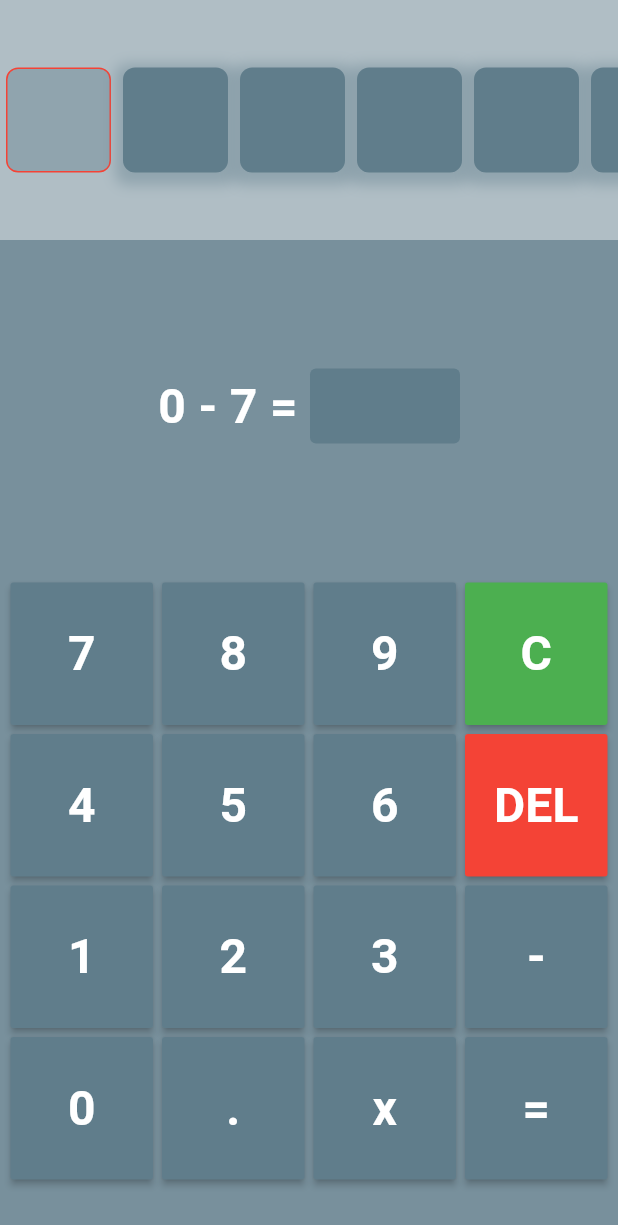
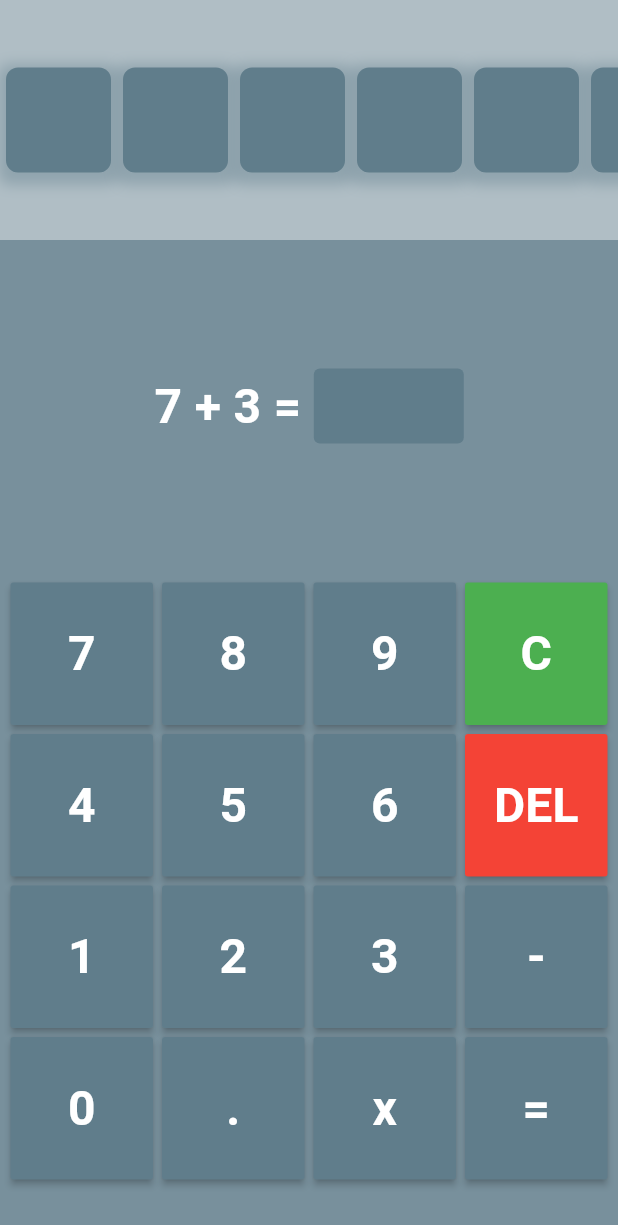
Before and after one commit to igregorioneto/FlutterProjects, a Flutter app: the screen it shows after launch, on a phone screen of 412 x 824 dp. Shown: the top 1225 px of the screen. Run offline on Flutter 3.47's test engine with Material 3 defaults, Android fonts, the phone set to English and light mode, and no system bars; our stand-ins replace animate_do, bloc, carousel_slider, fl_chart, flutter_bloc, flutter_slidable and 8 more; missing offline and left inert: dart:ffi; accounts and stored records are empty.

Commit message:
feat: provider levels game

```diff
--- a/math_game/lib/app/app.dart
+++ b/math_game/lib/app/app.dart
@@ -1,14 +1,23 @@
 import 'package:flutter/material.dart';
 import 'package:math_game/app/pages/home_page.dart';
+import 'package:math_game/app/provider/game_provider.dart';
+import 'package:provider/provider.dart';
 
 class MyApp extends StatelessWidget {
   const MyApp({super.key});
 
   @override
   Widget build(BuildContext context) {
-    return MaterialApp(
-      debugShowCheckedModeBanner: false,
-      home: HomePage(),
+    return ChangeNotifierProvider(
+      create: (context) => GameProvider(),
+      child: Consumer<GameProvider>(
+        builder: (context, value, child) {
+          return MaterialApp(
+            debugShowCheckedModeBanner: false,
+            home: HomePage(),
+          );
+        },
+      ),
     );
   }
 }
--- /dev/null
+++ b/math_game/lib/app/models/level_model.dart
@@ -0,0 +1,14 @@
+class LevelModel {
+  //7, 3, '+', false
+  int numberA;
+  int numberB;
+  String operation;
+  bool nextLevel;
+
+  LevelModel({
+    required this.numberA,
+    required this.numberB,
+    required this.operation,
+    required this.nextLevel,
+  });
+}
--- a/math_game/lib/app/pages/home_page.dart
+++ b/math_game/lib/app/pages/home_page.dart
@@ -1,9 +1,11 @@
 import 'dart:math';
 
 import 'package:flutter/material.dart';
+import 'package:math_game/app/provider/game_provider.dart';
 import 'package:math_game/app/util/constants.dart';
 import 'package:math_game/app/widgets/my_button.dart';
 import 'package:math_game/app/widgets/result_message.dart';
+import 'package:provider/provider.dart';
 
 class HomePage extends StatefulWidget {
   const HomePage({super.key});
@@ -22,8 +24,8 @@ class _HomePageState extends State<HomePage> {
 
   @override
   void initState() {
-    numberA = randomNumber.nextInt(10);
-    numberB = randomNumber.nextInt(10);
+    // numberA = randomNumber.nextInt(10);
+    // numberB = randomNumber.nextInt(10);
   }
 
   final numberPad = [
@@ -45,29 +47,6 @@ class _HomePageState extends State<HomePage> {
     '=',
   ];
 
-  final levelsPad = [
-    [7, 3, '+', true],
-    [5, 2, '-', false],
-    [4, 6, '*', false],
-    [8, 2, '/', false],
-    [9, 4, '+', false],
-    [12, 4, '/', false],
-    [3, 2, '*', false],
-    [10, 5, '-', false],
-    [15, 3, '*', false],
-    [18, 6, '/', false],
-    [7, 4, '+', false],
-    [11, 2, '-', false],
-    [6, 2, '*', false],
-    [25, 5, '/', false],
-    [14, 7, '*', false],
-    [21, 3, '-', false],
-    [16, 4, '+', false],
-    [27, 9, '/', false],
-    [8, 4, '*', false],
-    [12, 3, '-', false],
-  ];
-
   void buttonTapped(String button) {
     setState(() {
       if (button == '=') {
@@ -85,7 +64,8 @@ class _HomePageState extends State<HomePage> {
   }
 
   void checkResult() {
-    if (numberA + numberB == int.parse(userResponse)) {
+    if (resultOperation(numberA, numberB, operation) ==
+        int.parse(userResponse)) {
       showDialog(
         context: context,
         builder: (context) {
@@ -110,8 +90,22 @@ class _HomePageState extends State<HomePage> {
     }
   }
 
+  num resultOperation(int numberA, int numberB, String operation) {
+    if (operation == '+') {
+      return numberA + numberB;
+    } else if (operation == '-') {
+      return numberA - numberB;
+    } else if (operation == '*') {
+      return numberA * numberB;
+    } else {
+      return numberA / numberB;
+    }
+  }
+
   void goToNextQuestion() {
     Navigator.of(context).pop();
+
+    Provider.of<GameProvider>(context, listen: false).nextLevel();
 
     setState(() {
       userResponse = '';
@@ -127,6 +121,11 @@ class _HomePageState extends State<HomePage> {
 
   @override
   Widget build(BuildContext context) {
+    final GameProvider gameProvider = Provider.of<GameProvider>(context);
+    numberA = gameProvider.getLevel().numberA;
+    numberB = gameProvider.getLevel().numberB;
+    operation = gameProvider.getLevel().operation;
+
     return Scaffold(
       backgroundColor: Colors.blueGrey[400],
       body: Column(
@@ -137,9 +136,9 @@ class _HomePageState extends State<HomePage> {
             color: Colors.blueGrey[200],
             child: ListView.builder(
               scrollDirection: Axis.horizontal,
-              itemCount: levelsPad.length,
+              itemCount: gameProvider.levelsPad.length,
               itemBuilder: (context, index) {
-                final bool isCorrect = levelsPad[index].elementAt(3) as bool;
+                final level = gameProvider.levelsPad[index];
 
                 return Center(
                   child: Padding(
@@ -147,12 +146,25 @@ class _HomePageState extends State<HomePage> {
                     child: Container(
                       height: 70,
                       width: 70,
+                      child: level.nextLevel
+                          ? Center(
+                              child: Icon(
+                                Icons.check,
+                                color: Colors.white,
+                                size: 32,
+                              ),
+                            )
+                          : Center(),
                       decoration: BoxDecoration(
-                        color: !isCorrect ? Colors.blueGrey : Colors.blueGrey[300],
+                        color: !level.nextLevel
+                            ? Colors.blueGrey
+                            : Colors.blueGrey[300],
                         borderRadius: BorderRadius.circular(8),
-                        border: isCorrect ? Border.all(color: Colors.red) : Border(),
+                        border: level.nextLevel
+                            ? Border.all(color: Colors.red)
+                            : Border(),
                         boxShadow: [
-                          if (!isCorrect)
+                          if (!level.nextLevel)
                             BoxShadow(
                               color: Colors.blueGrey.withOpacity(0.4),
                               spreadRadius: 5,
--- /dev/null
+++ b/math_game/lib/app/provider/game_provider.dart
@@ -0,0 +1,51 @@
+import 'package:flutter/material.dart';
+import 'package:math_game/app/models/level_model.dart';
+
+class GameProvider extends ChangeNotifier {
+
+  List<LevelModel> _levelsPad = [
+    LevelModel(numberA: 7, numberB: 3, operation: '+', nextLevel: false),
+    LevelModel(numberA: 5, numberB: 2, operation: '-', nextLevel: false),
+    LevelModel(numberA: 4, numberB: 6, operation: '*', nextLevel: false),
+    LevelModel(numberA: 8, numberB: 2, operation: '/', nextLevel: false),
+    LevelModel(numberA: 9, numberB: 4, operation: '+', nextLevel: false),
+    LevelModel(numberA: 12, numberB: 4, operation: '/', nextLevel: false),
+    LevelModel(numberA: 3, numberB: 2, operation: '*', nextLevel: false),
+    LevelModel(numberA: 10, numberB: 5, operation: '-', nextLevel: false),
+    LevelModel(numberA: 15, numberB: 3, operation: '*', nextLevel: false),
+    LevelModel(numberA: 18, numberB: 6, operation: '/', nextLevel: false),
+    LevelModel(numberA: 7, numberB: 4, operation: '+', nextLevel: false),
+    LevelModel(numberA: 11, numberB: 2, operation: '-', nextLevel: false),
+    LevelModel(numberA: 6, numberB: 2, operation: '*', nextLevel: false),
+    LevelModel(numberA: 25, numberB: 5, operation: '/', nextLevel: false),
+    LevelModel(numberA: 14, numberB: 7, operation: '*', nextLevel: false),
+    LevelModel(numberA: 21, numberB: 3, operation: '-', nextLevel: false),
+    LevelModel(numberA: 16, numberB: 4, operation: '+', nextLevel: false),
+    LevelModel(numberA: 27, numberB: 9, operation: '/', nextLevel: false),
+    LevelModel(numberA: 8, numberB: 4, operation: '*', nextLevel: false),
+    LevelModel(numberA: 12, numberB: 3, operation: '-', nextLevel: false),
+  ];
+
+  List<LevelModel> get levelsPad => _levelsPad;
+
+  int _level = 0;
+  int get level => _level;
+
+  void nextLevel() {
+    if (_level >= 0 && _level < _levelsPad.length) {
+      var element = _levelsPad[_level];
+
+      if (!element.nextLevel) {
+        _levelsPad[_level].nextLevel = true;
+        _level++;
+      }
+
+    }
+    notifyListeners();
+  }
+
+  LevelModel getLevel() {
+    return _levelsPad[_level];
+  }
+
+}
--- a/math_game/pubspec.yaml
+++ b/math_game/pubspec.yaml
@@ -35,6 +35,7 @@ dependencies:
   # The following adds the Cupertino Icons font to your application.
   # Use with the CupertinoIcons class for iOS style icons.
   cupertino_icons: ^1.0.6
+  provider: ^6.1.1
 
 dev_dependencies:
   flutter_test:
```
Also changed, not shown: math_game/assets/Android Emulator - android_5554 2024-01-20 17-10-59.gif (added), math_game/lib/app/services/levels_service.dart (deleted), math_game/pubspec.lock.
